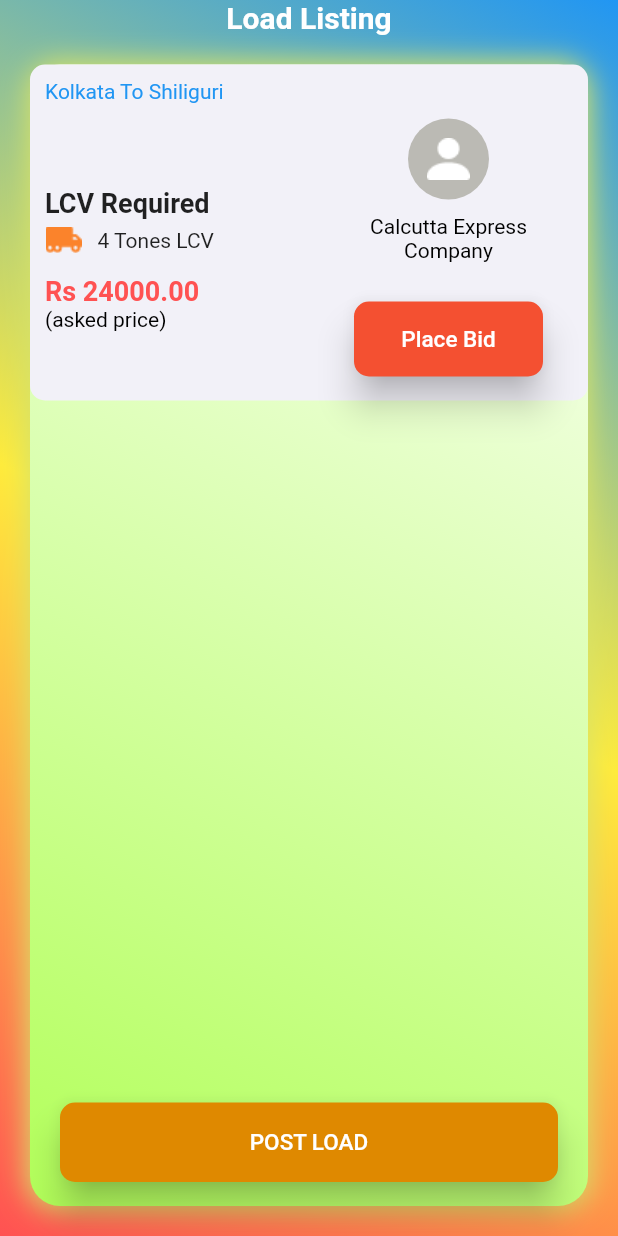
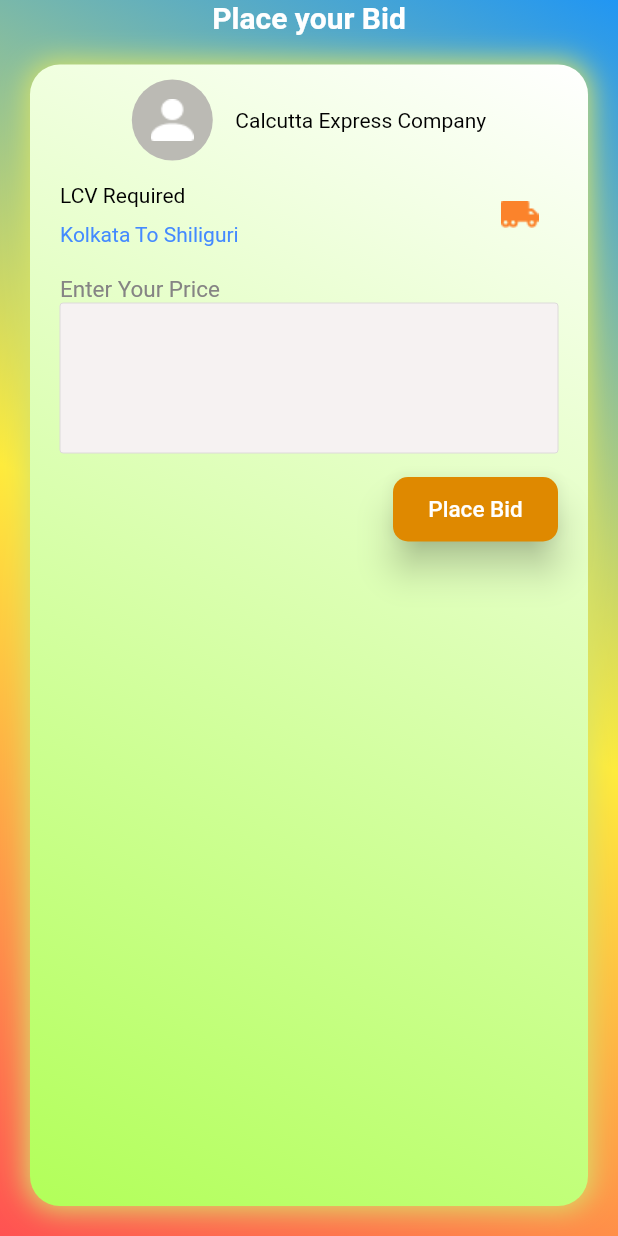
Before and after one commit to SATABHISHA/safetranslog, a Flutter app: the LoadListing screen opened by its route, after a tap on "POST LOAD", on a phone screen of 412 x 824 dp. Run offline on Flutter 3.47's test engine with Material 2 defaults, Android fonts, the phone set to English and light mode, and no system bars; drawn by our look-alikes of auto_size_text; our stand-ins replace intl_phone_field, pinput.

Commit message:
weekend work

```diff
--- a/SafeTransLogFlutterApp/lib/main.dart
+++ b/SafeTransLogFlutterApp/lib/main.dart
@@ -1,8 +1,10 @@
 import 'package:flutter/material.dart';
 import 'package:safetranslog/screens/bid/company_details.dart';
 import 'package:safetranslog/screens/bid/loading/add_loading.dart';
+import 'package:safetranslog/screens/bid/loading/bid_confirmation.dart';
 import 'package:safetranslog/screens/bid/loading/load_listing.dart';
 import 'package:safetranslog/screens/bid/loading/payment/payment_details.dart';
+import 'package:safetranslog/screens/bid/place_bid.dart';
 import 'package:safetranslog/screens/bid/service_provider_details.dart';
 import 'package:safetranslog/screens/login/login_user.dart';
 import 'package:safetranslog/screens/login/verify_user_mobile.dart';
@@ -38,6 +40,8 @@
         AddNewLoading.id: (context)=> AddNewLoading(),
         AddPaymentDetails.id: (context)=> AddPaymentDetails(),
         LoadListing.id: (context)=> LoadListing(),
+        PlaceBid.id: (context)=> PlaceBid(),
+        BidConfirmation.id: (context)=> BidConfirmation(),
       },
     );
   }
--- a/SafeTransLogFlutterApp/lib/screens/bid/loading/load_listing.dart
+++ b/SafeTransLogFlutterApp/lib/screens/bid/loading/load_listing.dart
@@ -1,5 +1,6 @@
 import 'package:flutter/material.dart';
 import 'package:auto_size_text/auto_size_text.dart';
+import 'package:safetranslog/screens/bid/place_bid.dart';
 import 'package:safetranslog/screens/login/rounded_button.dart';
 
 class LoadListing extends StatefulWidget {
@@ -75,9 +76,11 @@
                               shrinkWrap: true,
                               itemCount: 1,
                               itemBuilder: (context, int index) {
-                                return Container(
+                                return Padding(
+                                  padding: const EdgeInsets.all(10.0),
+                                  child: Container(
                                     width: double.infinity,
-                                  // height: 200,
+                                    height: 200,
                                     decoration: BoxDecoration(color: Color.fromRGBO(242, 241, 248, 1.0), borderRadius: BorderRadius.circular(10.0)),
                                     child: Column(
                                       mainAxisSize: MainAxisSize.min,
@@ -152,6 +155,7 @@
                                         )
                                       ],
                                     ),
+                                  ),
                                 );
                               }
                           ),
@@ -165,7 +169,7 @@
                                 padding: EdgeInsets.fromLTRB(20, 0, 20, 0),
                                 child: RoundedButton(colour: Color.fromRGBO(223, 137, 0, 1.0), title: 'POST LOAD', onPressed:() async {
                                   // EasyLoading.show(status: 'Loading...');
-                                  // Navigator.pushNamed(context, AddNewLoading.id);
+                                  Navigator.pushNamed(context, PlaceBid.id);
                                 }
                                 ),
                               ),
```
Lines whose indentation alone changed are shown as unchanged.
